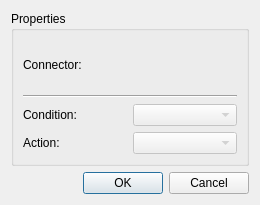
Before: the Qt Designer form src/plugins/ncl-structural-view-next/ui/StructuralLinkForm.ui in TeleMidia/nclcomposer, drawn with Qt 5.
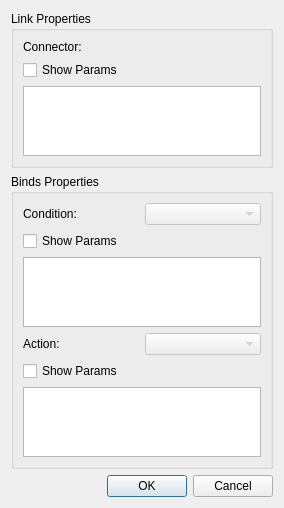
After: the same form once the commit is applied.

Commit message: [plugins] Update link dialog to support BindParam entities (in progress) (ncl-structural-view-next) 	* src/ui/view/StructuralLinkDialog.cpp: modified. 	* src/util/StructuralUtil.cpp: modified. 	* src/util/StructuralUtil.h: modified. 	* ui/StructuralLinkForm.ui: modified.

Patch:
```diff
--- a/src/plugins/ncl-structural-view-next/ui/StructuralLinkForm.ui
+++ b/src/plugins/ncl-structural-view-next/ui/StructuralLinkForm.ui
@@ -6,15 +6,21 @@
    <rect>
     <x>0</x>
     <y>0</y>
-    <width>260</width>
-    <height>205</height>
+    <width>284</width>
+    <height>504</height>
    </rect>
   </property>
+  <property name="sizePolicy">
+   <sizepolicy hsizetype="Preferred" vsizetype="Preferred">
+    <horstretch>0</horstretch>
+    <verstretch>0</verstretch>
+   </sizepolicy>
+  </property>
   <property name="windowTitle">
    <string>New Link</string>
   </property>
   <layout class="QGridLayout" name="gridLayout">
-   <item row="1" column="0">
+   <item row="2" column="0">
     <widget class="QDialogButtonBox" name="buttonBox">
      <property name="orientation">
       <enum>Qt::Horizontal</enum>
@@ -26,8 +32,14 @@
    </item>
    <item row="0" column="0">
     <widget class="QGroupBox" name="gpLink">
+     <property name="sizePolicy">
+      <sizepolicy hsizetype="Preferred" vsizetype="Preferred">
+       <horstretch>0</horstretch>
+       <verstretch>0</verstretch>
+      </sizepolicy>
+     </property>
      <property name="title">
-      <string>Properties</string>
+      <string>Link Properties</string>
      </property>
      <layout class="QGridLayout" name="gridLayout_2">
       <item row="0" column="0">
@@ -38,22 +50,57 @@
        </widget>
       </item>
       <item row="2" column="0">
-       <widget class="QLabel" name="lbCondition">
-        <property name="enabled">
-         <bool>true</bool>
+       <widget class="QCheckBox" name="kbLinkParams">
+        <property name="text">
+         <string>Show Params</string>
         </property>
+       </widget>
+      </item>
+      <item row="3" column="0" colspan="2">
+       <widget class="QTableView" name="tbLinkParams"/>
+      </item>
+     </layout>
+    </widget>
+   </item>
+   <item row="1" column="0">
+    <widget class="QGroupBox" name="gpBinds">
+     <property name="sizePolicy">
+      <sizepolicy hsizetype="Preferred" vsizetype="Preferred">
+       <horstretch>0</horstretch>
+       <verstretch>0</verstretch>
+      </sizepolicy>
+     </property>
+     <property name="title">
+      <string>Binds Properties</string>
+     </property>
+     <layout class="QGridLayout" name="gridLayout_3">
+      <item row="1" column="0">
+       <widget class="QCheckBox" name="kbConditionParams">
         <property name="text">
-         <string>Condition:</string>
+         <string>Show Params</string>
         </property>
        </widget>
       </item>
-      <item row="2" column="1">
-       <widget class="QComboBox" name="cbCondition">
+      <item row="5" column="0" colspan="2">
+       <widget class="QTableView" name="tbActionParams"/>
+      </item>
+      <item row="4" column="0">
+       <widget class="QCheckBox" name="kbActionParams">
+        <property name="text">
+         <string>Show Params</string>
+        </property>
+       </widget>
+      </item>
+      <item row="3" column="1">
+       <widget class="QComboBox" name="cbAction">
         <property name="enabled">
          <bool>false</bool>
         </property>
        </widget>
       </item>
+      <item row="2" column="0" colspan="2">
+       <widget class="QTableView" name="tbConditionParams"/>
+      </item>
       <item row="3" column="0">
        <widget class="QLabel" name="lbAction">
         <property name="enabled">
@@ -64,17 +111,20 @@
         </property>
        </widget>
       </item>
-      <item row="3" column="1">
-       <widget class="QComboBox" name="cbAction">
+      <item row="0" column="1">
+       <widget class="QComboBox" name="cbCondition">
         <property name="enabled">
          <bool>false</bool>
         </property>
        </widget>
       </item>
-      <item row="1" column="0" colspan="2">
-       <widget class="Line" name="line">
-        <property name="orientation">
-         <enum>Qt::Horizontal</enum>
+      <item row="0" column="0">
+       <widget class="QLabel" name="lbCondition">
+        <property name="enabled">
+         <bool>true</bool>
+        </property>
+        <property name="text">
+         <string>Condition:</string>
         </property>
        </widget>
       </item>
```
Left out of the diff: 2 changed lines with no effect on the pictures. The commit also changes 3 other files.
